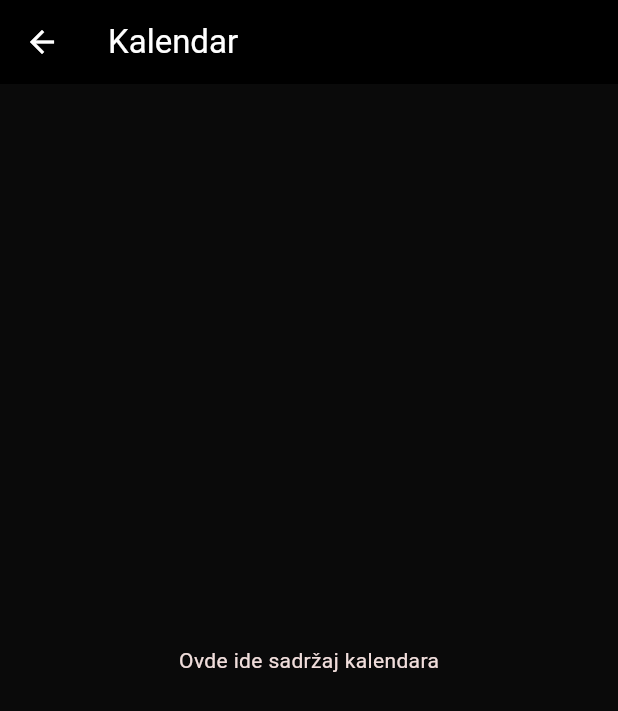
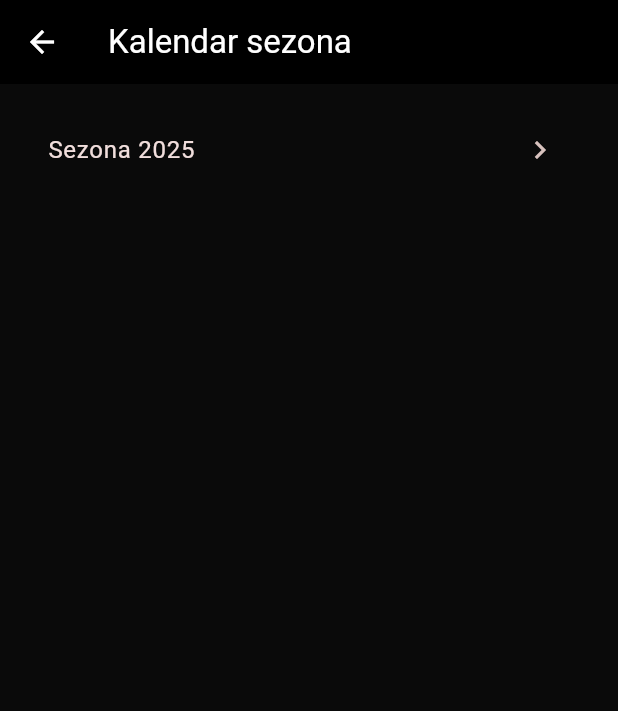
Before and after one commit to KrsticStrahinja7/MIT-Strahinja-Krsti-IT38-2023-, a Flutter app: the screen it shows after launch, after a tap on "Kalendar", on a phone screen of 412 x 824 dp. Shown: the top 711 px of the screen. Run offline on Flutter 3.47's test engine with Material 3 defaults, Android fonts, the phone set to English and light mode, and no system bars.

Commit message:
Kalendar: učitavanje sezona iz assets-a preko providera; dodat ekran detalja sezone sa tabelama

```diff
--- a/lib/main.dart
+++ b/lib/main.dart
@@ -1,4 +1,6 @@
 import 'package:flutter/material.dart';
+import 'package:provider/provider.dart';
+import 'providers/seasons_provider.dart';
 import 'screens/kalendar_screen.dart';
 import 'screens/home_screen.dart';
 import 'screens/search_screen.dart';
@@ -13,7 +15,11 @@ class MyApp extends StatelessWidget {
 
   @override
   Widget build(BuildContext context) {
-    return MaterialApp(
+    return MultiProvider(
+      providers: [
+        ChangeNotifierProvider(create: (_) => SeasonsProvider()..load()),
+      ],
+      child: MaterialApp(
         title: 'F1Pass',
         theme: ThemeData(
           useMaterial3: true,
@@ -37,6 +43,7 @@ class MyApp extends StatelessWidget {
           cardColor: const Color(0xFF121212),
         ),
         home: const RootScreen(),
+      ),
     );
   }
 }
--- /dev/null
+++ b/lib/providers/seasons_provider.dart
@@ -0,0 +1,39 @@
+import 'package:flutter/foundation.dart';
+import '../models/season.dart';
+import '../services/seasons_service.dart';
+
+class SeasonsProvider extends ChangeNotifier {
+  final _service = SeasonsService();
+
+  List<Season> _seasons = [];
+  Season? _active;
+  bool _loading = false;
+  String? _error;
+
+  List<Season> get seasons => _seasons;
+  Season? get active => _active;
+  bool get loading => _loading;
+  String? get error => _error;
+
+  Future<void> load() async {
+    _loading = true;
+    _error = null;
+    notifyListeners();
+    try {
+      _seasons = await _service.loadSeasons();
+      if (_seasons.isNotEmpty) {
+        _active = _seasons.first;
+      }
+    } catch (e) {
+      _error = e.toString();
+    } finally {
+      _loading = false;
+      notifyListeners();
+    }
+  }
+
+  void setActive(Season s) {
+    _active = s;
+    notifyListeners();
+  }
+}
--- a/lib/screens/kalendar_screen.dart
+++ b/lib/screens/kalendar_screen.dart
@@ -1,4 +1,7 @@
 import 'package:flutter/material.dart';
+import 'package:provider/provider.dart';
+import '../providers/seasons_provider.dart';
+import 'season_detail_screen.dart';
 
 class KalendarScreen extends StatelessWidget {
   const KalendarScreen({super.key});
@@ -6,9 +9,38 @@ class KalendarScreen extends StatelessWidget {
   @override
   Widget build(BuildContext context) {
     return Scaffold(
-      appBar: AppBar(title: const Text('Kalendar')),
-      body: const Center(
-        child: Text('Ovde ide sadržaj kalendara'),
+      appBar: AppBar(title: const Text('Kalendar sezona')),
+      body: Consumer<SeasonsProvider>(
+        builder: (context, prov, _) {
+          if (prov.loading) {
+            return const Center(child: CircularProgressIndicator());
+          }
+          if (prov.error != null) {
+            return Center(child: Text('Greška: ${prov.error}'));
+          }
+          final seasons = prov.seasons;
+          if (seasons.isEmpty) {
+            return const Center(child: Text('Nema dostupnih sezona'));
+          }
+          return ListView.separated(
+            padding: const EdgeInsets.all(16),
+            itemCount: seasons.length,
+            separatorBuilder: (_, __) => const Divider(height: 1),
+            itemBuilder: (context, index) {
+              final s = seasons[index];
+              return ListTile(
+                title: Text('Sezona ${s.year}'),
+                trailing: const Icon(Icons.chevron_right),
+                onTap: () {
+                  prov.setActive(s);
+                  Navigator.of(context).push(
+                    MaterialPageRoute(builder: (_) => const SeasonDetailScreen()),
+                  );
+                },
+              );
+            },
+          );
+        },
       ),
     );
   }
--- a/pubspec.yaml
+++ b/pubspec.yaml
@@ -34,6 +34,7 @@ dependencies:
   # The following adds the Cupertino Icons font to your application.
   # Use with the CupertinoIcons class for iOS style icons.
   cupertino_icons: ^1.0.8
+  provider: ^6.1.5+1
 
 
 dev_dependencies:
@@ -59,9 +60,8 @@ flutter:
   uses-material-design: true
 
   # To add assets to your application, add an assets section, like this:
-  # assets:
-  #   - images/a_dot_burr.jpeg
-  #   - images/a_dot_ham.jpeg
+  assets:
+    - assets/data/
 
   # An image asset can refer to one or more resolution-specific "variants", see
   # https://flutter.dev/to/resolution-aware-images
```
Also changed, not shown: assets/data/seasons.json (added, +35 -0 lines), lib/models/season.dart (added, +78 -0 lines), lib/screens/season_detail_screen.dart (added, +115 -0 lines), lib/services/seasons_service.dart (added, +11 -0 lines), pubspec.lock. Lines whose indentation alone changed are shown as unchanged.
